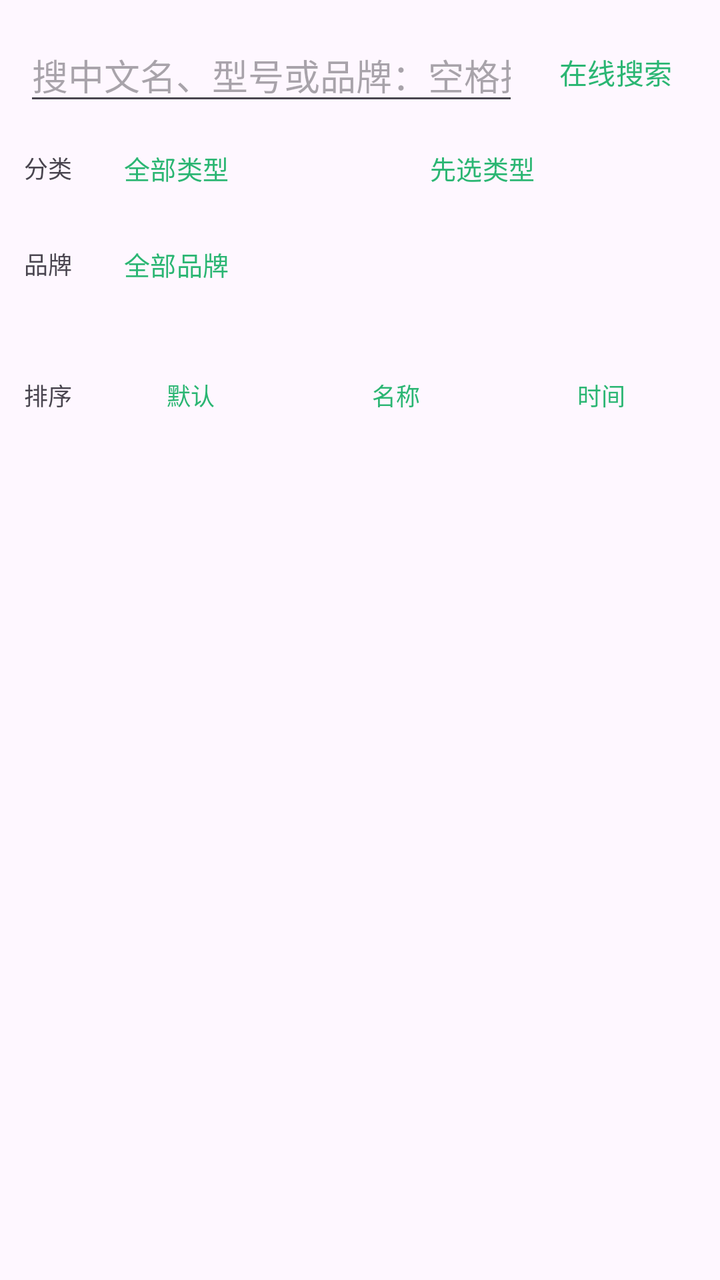
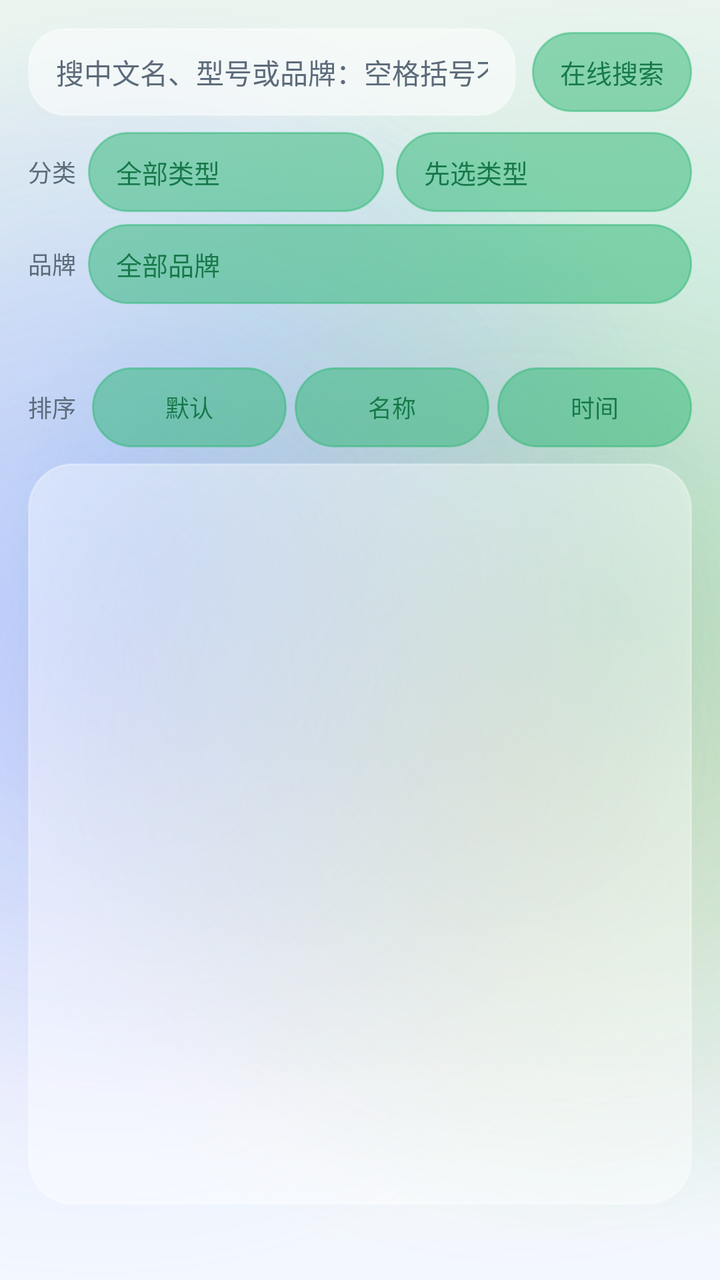

Screens rendered from an Android XML layout before and after an edit, with the pre-edit source and the edit as a unified diff.
<!-- AndroidManifest.xml: application theme Theme.MijiaSim -->
<!-- res/layout/activity_model_library.xml -->
<?xml version="1.0" encoding="utf-8"?>
<LinearLayout xmlns:android="http://schemas.android.com/apk/res/android"
    android:layout_width="match_parent"
    android:layout_height="match_parent"
    android:focusable="true"
    android:focusableInTouchMode="true"
    android:orientation="vertical"
    android:padding="12dp">

    <LinearLayout
        android:layout_width="match_parent"
        android:layout_height="wrap_content"
        android:gravity="center_vertical"
        android:orientation="horizontal">

        <EditText
            android:id="@+id/input_model_query"
            android:layout_width="0dp"
            android:layout_height="wrap_content"
            android:layout_weight="1"
            android:hint="@string/hint_model_search"
            android:inputType="text"
            android:maxLines="1" />

        <Button
            android:id="@+id/btn_search_online"
            style="?android:attr/buttonBarButtonStyle"
            android:layout_width="wrap_content"
            android:layout_height="wrap_content"
            android:text="@string/action_search_online" />
    </LinearLayout>

    
    <LinearLayout
        android:layout_width="match_parent"
        android:layout_height="wrap_content"
        android:gravity="center_vertical"
        android:orientation="horizontal">

        <TextView
            android:layout_width="wrap_content"
            android:layout_height="wrap_content"
            android:paddingEnd="6dp"
            android:text="@string/label_cat"
            android:textSize="12sp" />

        <Button
            android:id="@+id/btn_pick_cat"
            style="?android:attr/buttonBarButtonStyle"
            android:layout_width="0dp"
            android:layout_height="wrap_content"
            android:layout_weight="1"
            android:gravity="start|center_vertical"
            android:minWidth="0dp"
            android:text="@string/filter_all_cats"
            android:textSize="13sp" />

        <Button
            android:id="@+id/btn_pick_sub"
            style="?android:attr/buttonBarButtonStyle"
            android:layout_width="0dp"
            android:layout_height="wrap_content"
            android:layout_weight="1"
            android:gravity="start|center_vertical"
            android:minWidth="0dp"
            android:text="@string/filter_pick_cat_first"
            android:textSize="13sp" />
    </LinearLayout>

    
    <LinearLayout
        android:layout_width="match_parent"
        android:layout_height="wrap_content"
        android:gravity="center_vertical"
        android:orientation="horizontal">

        <TextView
            android:layout_width="wrap_content"
            android:layout_height="wrap_content"
            android:paddingEnd="6dp"
            android:text="@string/label_brand"
            android:textSize="12sp" />

        <Button
            android:id="@+id/btn_pick_brand"
            style="?android:attr/buttonBarButtonStyle"
            android:layout_width="0dp"
            android:layout_height="wrap_content"
            android:layout_weight="1"
            android:gravity="start|center_vertical"
            android:minWidth="0dp"
            android:text="@string/filter_all_brands"
            android:textSize="13sp" />
    </LinearLayout>

    
    <TextView
        android:id="@+id/library_hint"
        android:layout_width="match_parent"
        android:layout_height="wrap_content"
        android:textSize="13sp" />

    
    <LinearLayout
        android:layout_width="match_parent"
        android:layout_height="wrap_content"
        android:gravity="center_vertical"
        android:orientation="horizontal">

        <TextView
            android:layout_width="wrap_content"
            android:layout_height="wrap_content"
            android:paddingEnd="4dp"
            android:text="@string/label_sort"
            android:textSize="12sp" />

        <Button
            android:id="@+id/btn_sort_default"
            style="?android:attr/buttonBarButtonStyle"
            android:layout_width="0dp"
            android:layout_height="wrap_content"
            android:layout_weight="1"
            android:minWidth="0dp"
            android:text="@string/sort_default"
            android:textSize="12sp" />

        <Button
            android:id="@+id/btn_sort_name"
            style="?android:attr/buttonBarButtonStyle"
            android:layout_width="0dp"
            android:layout_height="wrap_content"
            android:layout_weight="1"
            android:minWidth="0dp"
            android:text="@string/sort_name"
            android:textSize="12sp" />

        <Button
            android:id="@+id/btn_sort_time"
            style="?android:attr/buttonBarButtonStyle"
            android:layout_width="0dp"
            android:layout_height="wrap_content"
            android:layout_weight="1"
            android:minWidth="0dp"
            android:text="@string/sort_time"
            android:textSize="12sp" />
    </LinearLayout>

    <androidx.recyclerview.widget.RecyclerView
        android:id="@+id/model_list"
        android:layout_width="match_parent"
        android:layout_height="0dp"
        android:layout_weight="1"
        android:scrollbars="vertical" />

    <TextView
        android:id="@+id/online_result"
        android:layout_width="match_parent"
        android:layout_height="wrap_content"
        android:maxLines="4"
        android:scrollbars="vertical"
        android:textSize="13sp" />

</LinearLayout>
<!-- resources referenced by this layout -->
<resources>
  <style name="Theme.MijiaSim" parent="Theme.Material3.DayNight">
          <item name="colorPrimary">@color/accent</item>
          <item name="android:statusBarColor">@android:color/transparent</item>
      </style>
  <!-- unchanged entries left out for length: 12 -->
</resources>

<!-- the commit's change to res/layout/activity_model_library.xml (unified diff, before → after) -->
@@ -5,7 +5,7 @@
     android:focusable="true"
     android:focusableInTouchMode="true"
     android:orientation="vertical"
-    android:padding="12dp">
+    android:padding="14dp">
 
     <LinearLayout
         android:layout_width="match_parent"
@@ -18,15 +18,25 @@
             android:layout_width="0dp"
             android:layout_height="wrap_content"
             android:layout_weight="1"
+            android:background="@drawable/bg_glass_input"
             android:hint="@string/hint_model_search"
             android:inputType="text"
-            android:maxLines="1" />
+            android:maxLines="1"
+            android:minHeight="44dp"
+            android:paddingLeft="14dp"
+            android:paddingTop="10dp"
+            android:paddingRight="14dp"
+            android:paddingBottom="10dp"
+            android:textColor="@color/ink"
+            android:textColorHint="@color/ink_muted"
+            android:textSize="14sp" />
 
         <Button
             android:id="@+id/btn_search_online"
-            style="?android:attr/buttonBarButtonStyle"
+            style="@style/Widget.MijiaSim.Button.Pill"
             android:layout_width="wrap_content"
             android:layout_height="wrap_content"
+            android:layout_marginStart="8dp"
             android:text="@string/action_search_online" />
     </LinearLayout>
 
@@ -34,6 +44,7 @@
     <LinearLayout
         android:layout_width="match_parent"
         android:layout_height="wrap_content"
+        android:layout_marginTop="8dp"
         android:gravity="center_vertical"
         android:orientation="horizontal">
 
@@ -42,11 +53,12 @@
             android:layout_height="wrap_content"
             android:paddingEnd="6dp"
             android:text="@string/label_cat"
+            android:textColor="@color/ink_muted"
             android:textSize="12sp" />
 
         <Button
             android:id="@+id/btn_pick_cat"
-            style="?android:attr/buttonBarButtonStyle"
+            style="@style/Widget.MijiaSim.Button.Pill"
             android:layout_width="0dp"
             android:layout_height="wrap_content"
             android:layout_weight="1"
@@ -57,9 +69,10 @@
 
         <Button
             android:id="@+id/btn_pick_sub"
-            style="?android:attr/buttonBarButtonStyle"
+            style="@style/Widget.MijiaSim.Button.Pill"
             android:layout_width="0dp"
             android:layout_height="wrap_content"
+            android:layout_marginStart="6dp"
             android:layout_weight="1"
             android:gravity="start|center_vertical"
             android:minWidth="0dp"
@@ -71,6 +84,7 @@
     <LinearLayout
         android:layout_width="match_parent"
         android:layout_height="wrap_content"
+        android:layout_marginTop="6dp"
         android:gravity="center_vertical"
         android:orientation="horizontal">
 
@@ -79,11 +93,12 @@
             android:layout_height="wrap_content"
             android:paddingEnd="6dp"
             android:text="@string/label_brand"
+            android:textColor="@color/ink_muted"
             android:textSize="12sp" />
 
         <Button
             android:id="@+id/btn_pick_brand"
-            style="?android:attr/buttonBarButtonStyle"
+            style="@style/Widget.MijiaSim.Button.Pill"
             android:layout_width="0dp"
             android:layout_height="wrap_content"
             android:layout_weight="1"
@@ -98,12 +113,18 @@
         android:id="@+id/library_hint"
         android:layout_width="match_parent"
         android:layout_height="wrap_content"
+        android:paddingStart="4dp"
+        android:paddingTop="8dp"
+        android:paddingEnd="4dp"
+        android:paddingBottom="2dp"
+        android:textColor="@color/ink_muted"
         android:textSize="13sp" />
 
     
     <LinearLayout
         android:layout_width="match_parent"
         android:layout_height="wrap_content"
+        android:layout_marginTop="4dp"
         android:gravity="center_vertical"
         android:orientation="horizontal">
 
@@ -112,13 +133,15 @@
             android:layout_height="wrap_content"
             android:paddingEnd="4dp"
             android:text="@string/label_sort"
+            android:textColor="@color/ink_muted"
             android:textSize="12sp" />
 
         <Button
             android:id="@+id/btn_sort_default"
-            style="?android:attr/buttonBarButtonStyle"
+            style="@style/Widget.MijiaSim.Button.Pill"
             android:layout_width="0dp"
             android:layout_height="wrap_content"
+            android:layout_marginStart="4dp"
             android:layout_weight="1"
             android:minWidth="0dp"
             android:text="@string/sort_default"
@@ -126,9 +149,10 @@
 
         <Button
             android:id="@+id/btn_sort_name"
-            style="?android:attr/buttonBarButtonStyle"
+            style="@style/Widget.MijiaSim.Button.Pill"
             android:layout_width="0dp"
             android:layout_height="wrap_content"
+            android:layout_marginStart="4dp"
             android:layout_weight="1"
             android:minWidth="0dp"
             android:text="@string/sort_name"
@@ -136,9 +160,10 @@
 
         <Button
             android:id="@+id/btn_sort_time"
-            style="?android:attr/buttonBarButtonStyle"
+            style="@style/Widget.MijiaSim.Button.Pill"
             android:layout_width="0dp"
             android:layout_height="wrap_content"
+            android:layout_marginStart="4dp"
             android:layout_weight="1"
             android:minWidth="0dp"
             android:text="@string/sort_time"
@@ -149,7 +174,10 @@
         android:id="@+id/model_list"
         android:layout_width="match_parent"
         android:layout_height="0dp"
+        android:layout_marginTop="8dp"
         android:layout_weight="1"
+        android:background="@drawable/bg_glass_card_soft"
+        android:padding="4dp"
         android:scrollbars="vertical" />
 
     <TextView
@@ -157,7 +185,10 @@
         android:layout_width="match_parent"
         android:layout_height="wrap_content"
         android:maxLines="4"
+        android:paddingStart="4dp"
+        android:paddingTop="6dp"
         android:scrollbars="vertical"
+        android:textColor="@color/ink_muted"
         android:textSize="13sp" />
 
 </LinearLayout>
<!-- resource entries referenced after the edit -->
@@ -1,9 +1,248 @@
 <!-- resources referenced by this layout -->
 <resources>
-  <style name="Theme.MijiaSim" parent="Theme.Material3.DayNight">
+  <color name="ink">#FF1B1F24</color>
+  <color name="ink_muted">#FF5C6B7A</color>
+  <!-- drawable bg_glass_card_soft (drawable) -->
+  <?xml version="1.0" encoding="utf-8"?>
+  <shape xmlns:android="http://schemas.android.com/apk/res/android"
+      android:shape="rectangle">
+      <solid android:color="@color/glass_soft" />
+      <corners android:radius="22dp" />
+      <stroke
+          android:width="1dp"
+          android:color="@color/glass_stroke_soft" />
+  </shape>
+  <!-- drawable bg_glass_input (drawable) -->
+  <?xml version="1.0" encoding="utf-8"?>
+  <selector xmlns:android="http://schemas.android.com/apk/res/android">
+      <item android:state_focused="true">
+          <shape android:shape="rectangle">
+              <solid android:color="@color/glass_input_fill" />
+              <corners android:radius="18dp" />
+              <stroke
+                  android:width="1.5dp"
+                  android:color="@color/accent" />
+          </shape>
+      </item>
+      <item>
+          <shape android:shape="rectangle">
+              <solid android:color="@color/glass_input_fill" />
+              <corners android:radius="18dp" />
+              <stroke
+                  android:width="1dp"
+                  android:color="@color/glass_stroke_soft" />
+          </shape>
+      </item>
+  </selector>
+  <style name="Widget.MijiaSim.Button.Pill" parent="Widget.AppCompat.Button.Borderless">
+          <item name="android:background">@drawable/bg_glass_pill</item>
+          <item name="android:textColor">@color/button_text</item>
+          <item name="android:textAllCaps">false</item>
+          <item name="android:textSize">13sp</item>
+          <item name="android:minWidth">0dp</item>
+          <item name="android:minHeight">40dp</item>
+          <item name="android:paddingLeft">14dp</item>
+          <item name="android:paddingRight">14dp</item>
+          <item name="android:stateListAnimator">@null</item>
+      </style>
+  <style name="Theme.MijiaSim" parent="Theme.Material3.Light">
           <item name="colorPrimary">@color/accent</item>
+          <item name="colorOnPrimary">@android:color/white</item>
+          <item name="colorSecondary">@color/accent_deep</item>
+          <item name="colorControlActivated">@color/accent</item>
+          <item name="colorAccent">@color/accent_deep</item>
+  
+          <item name="android:colorBackground">@color/liquid_sky</item>
+          <item name="android:windowBackground">@drawable/bg_liquid</item>
+          <item name="android:textColorPrimary">@color/ink</item>
+          <item name="android:textColorSecondary">@color/ink_muted</item>
+          <item name="android:textColorHint">@color/ink_muted</item>
+  
+          
+          <item name="android:windowDrawsSystemBarBackgrounds">true</item>
           <item name="android:statusBarColor">@android:color/transparent</item>
-      </style>
+          <item name="android:navigationBarColor">@android:color/transparent</item>
+          <item name="android:windowLightStatusBar">true</item>
+          <item name="android:windowLightNavigationBar">true</item>
+  
+          
+          <item name="actionBarStyle">@style/Widget.MijiaSim.ActionBar</item>
+          <item name="actionBarTheme">@style/ThemeOverlay.MijiaSim.ActionBar</item>
+          <item name="alertDialogTheme">@style/ThemeOverlay.MijiaSim.Dialog</item>
+      </style>
+  <color name="glass_soft">#66FFFFFF</color>
+  <color name="glass_stroke_soft">#4DFFFFFF</color>
+  <color name="glass_input_fill">#8CFFFFFF</color>
+  <!-- drawable bg_glass_pill (drawable) -->
+  <?xml version="1.0" encoding="utf-8"?>
+  <selector xmlns:android="http://schemas.android.com/apk/res/android">
+      <item
+          android:state_enabled="true"
+          android:state_pressed="true">
+          <shape android:shape="rectangle">
+              <solid android:color="@color/pill_pressed" />
+              <corners android:radius="99dp" />
+              <stroke
+                  android:width="1dp"
+                  android:color="@color/glass_stroke" />
+          </shape>
+      </item>
+      <item android:state_enabled="false">
+          <shape android:shape="rectangle">
+              <solid android:color="@color/pill_disabled" />
+              <corners android:radius="99dp" />
+              <stroke
+                  android:width="1dp"
+                  android:color="@color/glass_stroke_soft" />
+          </shape>
+      </item>
+      <item>
+          <shape android:shape="rectangle">
+              <solid android:color="@color/pill_fill" />
+              <corners android:radius="99dp" />
+              <stroke
+                  android:width="1dp"
+                  android:color="@color/glass_stroke" />
+          </shape>
+      </item>
+  </selector>
+  <color name="accent_deep">#FF17794A</color>
+  <color name="liquid_sky">#FFF3F8FF</color>
+  <!-- drawable bg_liquid (drawable) -->
+  <?xml version="1.0" encoding="utf-8"?>
+  <layer-list xmlns:android="http://schemas.android.com/apk/res/android">
+  
+      <item>
+          <shape android:shape="rectangle">
+              <gradient
+                  android:angle="90"
+                  android:endColor="@color/liquid_mist"
+                  android:startColor="@color/liquid_sky" />
+          </shape>
+      </item>
+  
+      <item
+          android:width="620dp"
+          android:height="620dp"
+          android:gravity="top|left">
+          <shape android:shape="oval">
+              <gradient
+                  android:endColor="@android:color/transparent"
+                  android:gradientRadius="310dp"
+                  android:startColor="@color/blob_mint"
+                  android:type="radial" />
+          </shape>
+      </item>
+  
+      <item
+          android:width="560dp"
+          android:height="560dp"
+          android:gravity="top|right">
+          <shape android:shape="oval">
+              <gradient
+                  android:endColor="@android:color/transparent"
+                  android:gradientRadius="280dp"
+                  android:startColor="@color/blob_blue"
+                  android:type="radial" />
+          </shape>
+      </item>
+  
+      <item
+          android:width="620dp"
+          android:height="620dp"
+          android:gravity="bottom|right">
+          <shape android:shape="oval">
+              <gradient
+                  android:endColor="@android:color/transparent"
+                  android:gradientRadius="310dp"
+                  android:startColor="@color/blob_violet"
+                  android:type="radial" />
+          </shape>
+      </item>
+  
+      <item
+          android:width="520dp"
+          android:height="520dp"
+          android:gravity="bottom|left">
+          <shape android:shape="oval">
+              <gradient
+                  android:endColor="@android:color/transparent"
+                  android:gradientRadius="260dp"
+                  android:startColor="@color/blob_amber"
+                  android:type="radial" />
+          </shape>
+      </item>
+  
+  </layer-list>
+  <style name="Widget.MijiaSim.ActionBar" parent="Widget.AppCompat.ActionBar.Solid">
+          <item name="background">@drawable/bg_glass_bar</item>
+          <item name="elevation">0dp</item>
+          <item name="titleTextStyle">@style/TextAppearance.MijiaSim.ActionBar.Title</item>
+          <item name="subtitleTextStyle">@style/TextAppearance.MijiaSim.ActionBar.Subtitle</item>
+      </style>
+  <style name="ThemeOverlay.MijiaSim.ActionBar" parent="ThemeOverlay.AppCompat.Light">
+          <item name="colorControlNormal">@color/ink</item>
+          <item name="android:textColorPrimary">@color/ink</item>
+      </style>
+  <style name="ThemeOverlay.MijiaSim.Dialog" parent="ThemeOverlay.AppCompat.Dialog.Alert">
+          <item name="android:windowBackground">@drawable/bg_glass_dialog</item>
+          <item name="colorControlNormal">@color/ink_muted</item>
+          <item name="colorControlActivated">@color/accent</item>
+          <item name="colorAccent">@color/accent_deep</item>
+          <item name="android:textColorPrimary">@color/ink</item>
+          <item name="android:textColorSecondary">@color/ink_muted</item>
+      </style>
+  <color name="pill_pressed">#B3FFFFFF</color>
+  <color name="glass_stroke">#80FFFFFF</color>
+  <color name="pill_disabled">#40FFFFFF</color>
+  <color name="pill_fill">#80FFFFFF</color>
+  <color name="liquid_mist">#FFEAF4EF</color>
+  <color name="blob_mint">#552BB673</color>
+  <color name="blob_blue">#4D4C9AFF</color>
+  <color name="blob_violet">#3D8E7CFF</color>
+  <color name="blob_amber">#2EF2A33C</color>
+  <!-- drawable bg_glass_bar (drawable) -->
+  <?xml version="1.0" encoding="utf-8"?>
+  <layer-list xmlns:android="http://schemas.android.com/apk/res/android">
+  
+      <item>
+          <shape android:shape="rectangle">
+              <gradient
+                  android:angle="270"
+                  android:endColor="@color/bar_bottom"
+                  android:startColor="@color/bar_top" />
+          </shape>
+      </item>
+  
+      <item
+          android:height="1dp"
+          android:gravity="bottom">
+          <shape android:shape="rectangle">
+              <solid android:color="@color/glass_stroke" />
+          </shape>
+      </item>
+  
+  </layer-list>
+  <style name="TextAppearance.MijiaSim.ActionBar.Title" parent="TextAppearance.AppCompat.Widget.ActionBar.Title">
+          <item name="android:textColor">@color/ink</item>
+          <item name="android:textSize">19sp</item>
+      </style>
+  <style name="TextAppearance.MijiaSim.ActionBar.Subtitle" parent="TextAppearance.AppCompat.Widget.ActionBar.Subtitle">
+          <item name="android:textColor">@color/ink_muted</item>
+      </style>
+  <!-- drawable bg_glass_dialog (drawable) -->
+  <?xml version="1.0" encoding="utf-8"?>
+  <shape xmlns:android="http://schemas.android.com/apk/res/android"
+      android:shape="rectangle">
+      <solid android:color="@color/dialog_fill" />
+      <corners android:radius="28dp" />
+      <stroke
+          android:width="1dp"
+          android:color="@color/glass_stroke" />
+  </shape>
+  <color name="bar_bottom">#D9FFFFFF</color>
+  <color name="bar_top">#F2FFFFFF</color>
+  <color name="dialog_fill">#F7FFFFFF</color>
   <!-- unchanged entries left out for length: 12 -->
 </resources>
 
